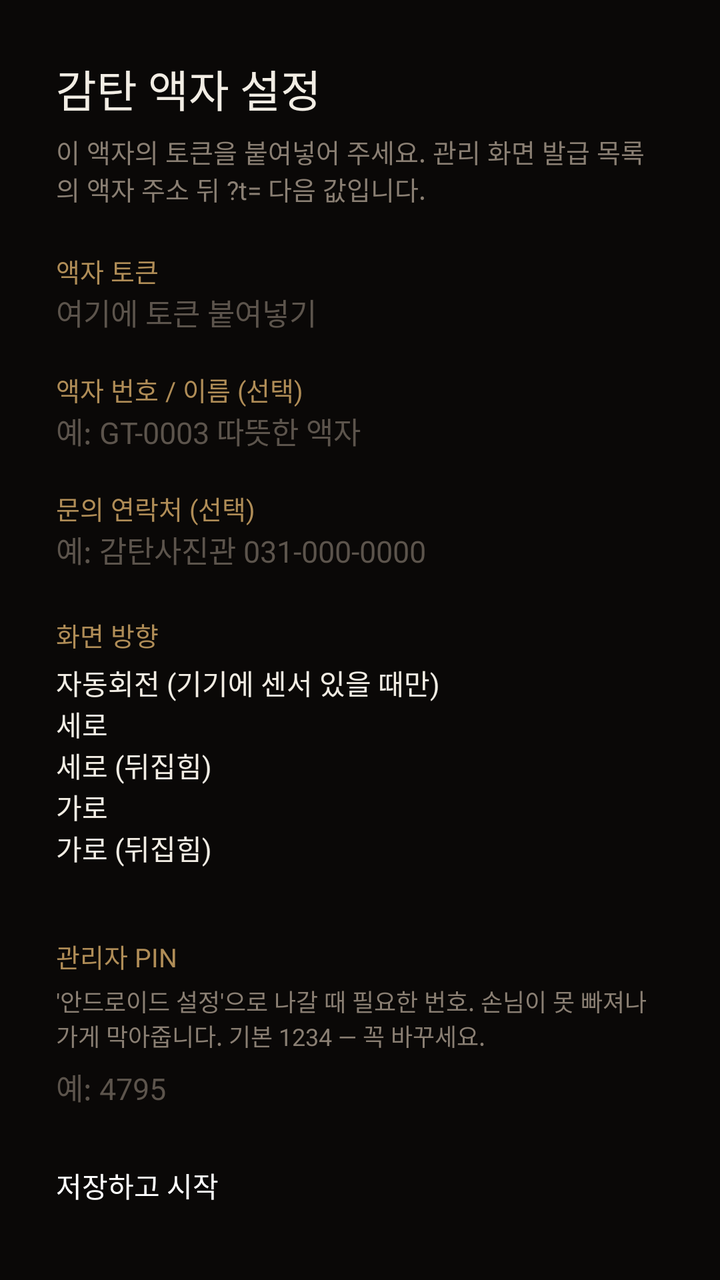
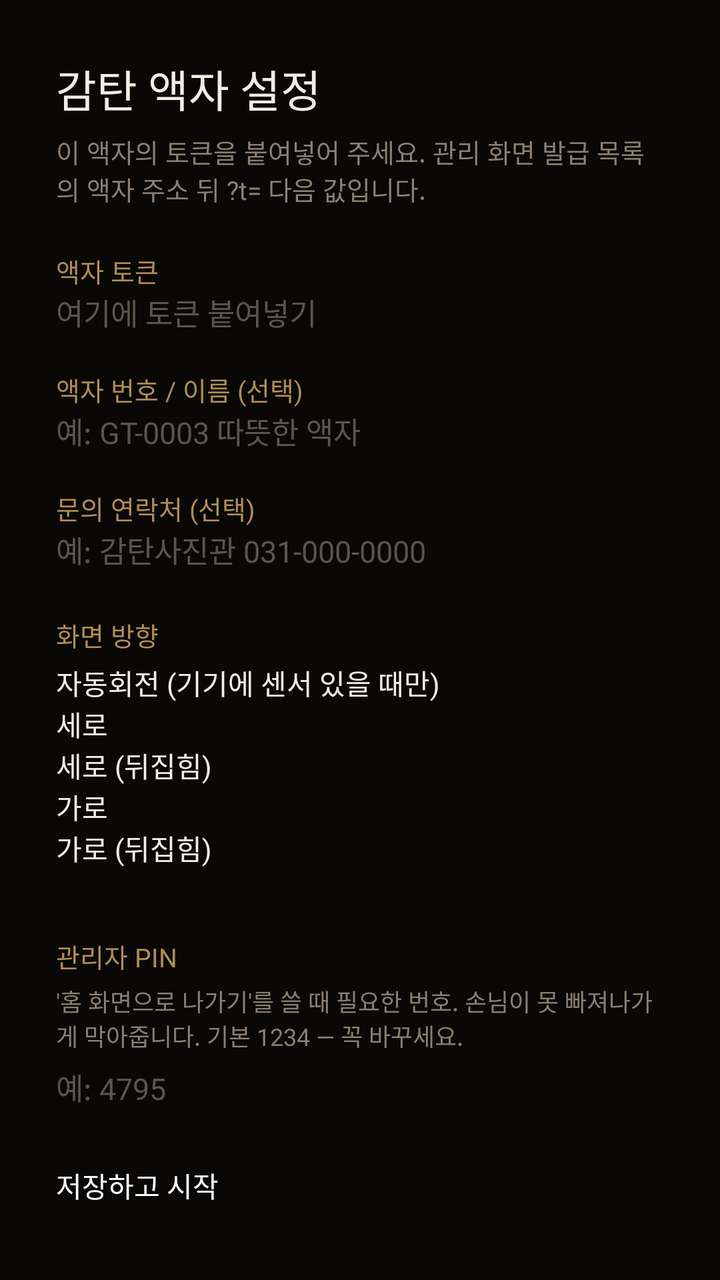

The first picture is an Android layout as it rendered before a commit; the second is the same layout after the commit. The layout source and the unified diff follow.
<!-- AndroidManifest.xml: application theme AppTheme -->
<!-- res/layout/activity_setup.xml -->
<?xml version="1.0" encoding="utf-8"?>
<ScrollView xmlns:android="http://schemas.android.com/apk/res/android"
    android:layout_width="match_parent"
    android:layout_height="match_parent"
    android:background="#0A0807"
    android:fillViewport="true">

    <LinearLayout
        android:layout_width="match_parent"
        android:layout_height="wrap_content"
        android:orientation="vertical"
        android:padding="28dp">

        <TextView
            android:layout_width="wrap_content"
            android:layout_height="wrap_content"
            android:text="감탄 액자 설정"
            android:textColor="#F2EDE4"
            android:textSize="22sp"
            android:paddingBottom="6dp" />

        <TextView
            android:layout_width="match_parent"
            android:layout_height="wrap_content"
            android:text="이 액자의 토큰을 붙여넣어 주세요. 관리 화면 발급 목록의 액자 주소 뒤 ?t= 다음 값입니다."
            android:textColor="#8A7F73"
            android:textSize="13sp"
            android:paddingBottom="22dp" />

        <TextView
            android:layout_width="wrap_content"
            android:layout_height="wrap_content"
            android:text="액자 토큰"
            android:textColor="#B08D57"
            android:textSize="13sp" />

        <EditText
            android:id="@+id/token"
            android:layout_width="match_parent"
            android:layout_height="wrap_content"
            android:hint="여기에 토큰 붙여넣기"
            android:textColor="#F2EDE4"
            android:textColorHint="#5C544C"
            android:textSize="15sp"
            android:inputType="textNoSuggestions"
            android:layout_marginBottom="18dp" />

        <TextView
            android:layout_width="wrap_content"
            android:layout_height="wrap_content"
            android:text="액자 번호 / 이름 (선택)"
            android:textColor="#B08D57"
            android:textSize="13sp" />

        <EditText
            android:id="@+id/label"
            android:layout_width="match_parent"
            android:layout_height="wrap_content"
            android:hint="예: GT-0003 따뜻한 액자"
            android:textColor="#F2EDE4"
            android:textColorHint="#5C544C"
            android:textSize="15sp"
            android:inputType="text"
            android:layout_marginBottom="18dp" />

        <TextView
            android:layout_width="wrap_content"
            android:layout_height="wrap_content"
            android:text="문의 연락처 (선택)"
            android:textColor="#B08D57"
            android:textSize="13sp" />

        <EditText
            android:id="@+id/phone"
            android:layout_width="match_parent"
            android:layout_height="wrap_content"
            android:hint="예: 감탄사진관 031-000-0000"
            android:textColor="#F2EDE4"
            android:textColorHint="#5C544C"
            android:textSize="15sp"
            android:inputType="text"
            android:layout_marginBottom="22dp" />

        <TextView
            android:layout_width="wrap_content"
            android:layout_height="wrap_content"
            android:text="화면 방향"
            android:textColor="#B08D57"
            android:textSize="13sp"
            android:paddingBottom="4dp" />

        <RadioGroup
            android:id="@+id/orient"
            android:layout_width="match_parent"
            android:layout_height="wrap_content"
            android:orientation="vertical"
            android:layout_marginBottom="28dp">

            <RadioButton
                android:id="@+id/o_sensor"
                android:layout_width="wrap_content"
                android:layout_height="wrap_content"
                android:textColor="#F2EDE4"
                android:text="자동회전 (기기에 센서 있을 때만)" />

            <RadioButton
                android:id="@+id/o_portrait"
                android:layout_width="wrap_content"
                android:layout_height="wrap_content"
                android:textColor="#F2EDE4"
                android:text="세로" />

            <RadioButton
                android:id="@+id/o_portrait_rev"
                android:layout_width="wrap_content"
                android:layout_height="wrap_content"
                android:textColor="#F2EDE4"
                android:text="세로 (뒤집힘)" />

            <RadioButton
                android:id="@+id/o_landscape"
                android:layout_width="wrap_content"
                android:layout_height="wrap_content"
                android:textColor="#F2EDE4"
                android:text="가로" />

            <RadioButton
                android:id="@+id/o_landscape_rev"
                android:layout_width="wrap_content"
                android:layout_height="wrap_content"
                android:textColor="#F2EDE4"
                android:text="가로 (뒤집힘)" />

        </RadioGroup>

        <TextView
            android:layout_width="wrap_content"
            android:layout_height="wrap_content"
            android:text="관리자 PIN"
            android:textColor="#B08D57"
            android:textSize="13sp"
            android:paddingBottom="4dp"
            android:layout_marginTop="6dp" />

        <TextView
            android:layout_width="match_parent"
            android:layout_height="wrap_content"
            android:text="'안드로이드 설정'으로 나갈 때 필요한 번호. 손님이 못 빠져나가게 막아줍니다. 기본 1234 — 꼭 바꾸세요."
            android:textColor="#8A7F73"
            android:textSize="12sp"
            android:paddingBottom="6dp" />

        <EditText
            android:id="@+id/adminpin"
            android:layout_width="match_parent"
            android:layout_height="wrap_content"
            android:hint="예: 4795"
            android:textColor="#F2EDE4"
            android:textColorHint="#5C544C"
            android:textSize="15sp"
            android:inputType="number"
            android:layout_marginBottom="28dp" />

        <Button
            android:id="@+id/save"
            android:layout_width="match_parent"
            android:layout_height="wrap_content"
            android:text="저장하고 시작" />

    </LinearLayout>
</ScrollView>
<!-- resources referenced by this layout -->
<resources>
  <style name="AppTheme" parent="@android:style/Theme.Material.NoActionBar">
          <item name="android:windowFullscreen">true</item>
          <item name="android:windowContentOverlay">@null</item>
          <item name="android:windowBackground">@android:color/black</item>
          <item name="android:colorBackground">@android:color/black</item>
          <item name="android:statusBarColor">@android:color/black</item>
          <item name="android:navigationBarColor">@android:color/black</item>
      </style>
</resources>

<!-- the commit's change to res/layout/activity_setup.xml (unified diff, before → after) -->
@@ -145,7 +145,7 @@
         <TextView
             android:layout_width="match_parent"
             android:layout_height="wrap_content"
-            android:text="'안드로이드 설정'으로 나갈 때 필요한 번호. 손님이 못 빠져나가게 막아줍니다. 기본 1234 — 꼭 바꾸세요."
+            android:text="'홈 화면으로 나가기'를 쓸 때 필요한 번호. 손님이 못 빠져나가게 막아줍니다. 기본 1234 — 꼭 바꾸세요."
             android:textColor="#8A7F73"
             android:textSize="12sp"
             android:paddingBottom="6dp" />
